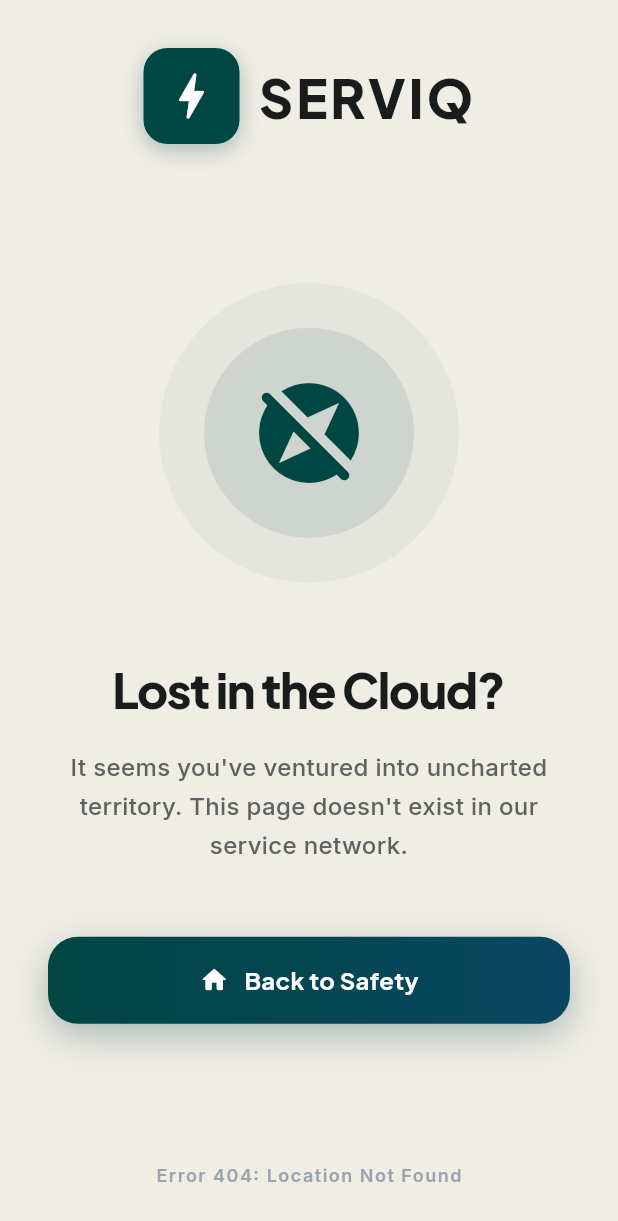
After one commit to ahad324/Serviq, a Flutter app: the NotFoundScreen screen opened directly, on a phone screen of 412 x 824 dp. The commit adds this screen. Shown: the top 1221 px of the screen. Run offline on Flutter 3.47's test engine with Material 3 defaults, Android fonts, the phone set to English and light mode, and no system bars; drawn by our look-alikes of flutter_animate; our stand-ins replace dio, flutter_riverpod, geolocator, go_router, google_fonts, supabase_flutter; accounts and stored records are empty.

Commit message:
Minor fixes

```diff
--- a/lib/core/router/app_router.dart
+++ b/lib/core/router/app_router.dart
@@ -12,6 +12,7 @@ import 'package:serviq/features/common/presentation/screens/profile_screen.dart'
 import 'package:serviq/features/booking/presentation/screens/booking_history_screen.dart';
 import 'package:serviq/features/auth/presentation/providers/session_provider.dart';
 import 'package:serviq/core/widgets/bottom_nav_bar.dart';
+import 'package:serviq/core/widgets/not_found_screen.dart';
 
 final _rootNavigatorKey = GlobalKey<NavigatorState>();
 final _shellNavigatorKey = GlobalKey<NavigatorState>();
@@ -28,8 +29,10 @@ final routerProvider = Provider<GoRouter>((ref) {
 
       if (!isLoggedIn && !isAuthRoute) return '/auth';
       if (isLoggedIn && isAuthRoute) return '/input';
+      if (state.matchedLocation == '/') return '/input';
       return null;
     },
+    errorBuilder: (context, state) => const NotFoundScreen(),
     routes: [
       GoRoute(
         path: '/auth',
--- /dev/null
+++ b/lib/core/widgets/not_found_screen.dart
@@ -0,0 +1,112 @@
+import 'package:flutter/material.dart';
+import 'package:go_router/go_router.dart';
+import 'package:google_fonts/google_fonts.dart';
+import 'package:flutter_animate/flutter_animate.dart';
+import 'package:serviq/core/theme/app_colors.dart';
+import 'package:serviq/core/widgets/premium_widgets.dart';
+
+class NotFoundScreen extends StatelessWidget {
+  const NotFoundScreen({super.key});
+
+  @override
+  Widget build(BuildContext context) {
+    return Scaffold(
+      backgroundColor: AppColors.background,
+      body: SafeArea(
+        child: Center(
+          child: Padding(
+            padding: const EdgeInsets.all(32.0),
+            child: Column(
+              mainAxisAlignment: MainAxisAlignment.center,
+              children: [
+                const AppLogo(size: 16),
+                const Spacer(),
+                _buildErrorIllustration(),
+                const SizedBox(height: 48),
+                _buildErrorText(),
+                const SizedBox(height: 48),
+                PremiumButton(
+                  text: 'Back to Safety',
+                  icon: Icons.home_rounded,
+                  onPressed: () => context.go('/input'),
+                ),
+                const Spacer(),
+                Text(
+                  'Error 404: Location Not Found',
+                  style: GoogleFonts.inter(
+                    fontSize: 12,
+                    fontWeight: FontWeight.w600,
+                    color: AppColors.textDisabled,
+                    letterSpacing: 1,
+                  ),
+                ),
+              ],
+            ),
+          ),
+        ),
+      ),
+    );
+  }
+
+  Widget _buildErrorIllustration() {
+    return Stack(
+      alignment: Alignment.center,
+      children: [
+        Container(
+          width: 200,
+          height: 200,
+          decoration: BoxDecoration(
+            color: AppColors.primary.withValues(alpha: 0.05),
+            shape: BoxShape.circle,
+          ),
+        ).animate(onPlay: (c) => c.repeat())
+         .scale(duration: 2.seconds, begin: const Offset(1, 1), end: const Offset(1.2, 1.2), curve: Curves.easeInOut)
+         .then()
+         .scale(duration: 2.seconds, begin: const Offset(1.2, 1.2), end: const Offset(1, 1), curve: Curves.easeInOut),
+
+        Container(
+          width: 140,
+          height: 140,
+          decoration: BoxDecoration(
+            color: AppColors.primary.withValues(alpha: 0.1),
+            shape: BoxShape.circle,
+          ),
+        ),
+
+        const Icon(
+          Icons.explore_off_rounded,
+          size: 80,
+          color: AppColors.primary,
+        ).animate(onPlay: (c) => c.repeat())
+         .rotate(duration: 5.seconds, end: 1),
+      ],
+    );
+  }
+
+  Widget _buildErrorText() {
+    return Column(
+      children: [
+        Text(
+          'Lost in the Cloud?',
+          style: GoogleFonts.plusJakartaSans(
+            fontSize: 32,
+            fontWeight: FontWeight.w800,
+            color: AppColors.textPrimary,
+            letterSpacing: -1,
+          ),
+        ).animate().fadeIn(delay: 200.milliseconds).slideY(begin: 0.2),
+        const SizedBox(height: 16),
+        Text(
+          'It seems you\'ve ventured into uncharted territory. This page doesn\'t exist in our service network.',
+          textAlign: TextAlign.center,
+          style: GoogleFonts.inter(
+            fontSize: 16,
+            color: AppColors.textSecondary,
+            height: 1.6,
+            fontWeight: FontWeight.w500,
+          ),
+        ).animate().fadeIn(delay: 400.milliseconds).slideY(begin: 0.2),
+      ],
+    );
+  }
+}
--- a/lib/features/booking/presentation/screens/booking_confirmation_screen.dart
+++ b/lib/features/booking/presentation/screens/booking_confirmation_screen.dart
@@ -44,7 +44,7 @@ class BookingConfirmationScreen extends ConsumerWidget {
                       ),
                       const SizedBox(height: 16),
                       TextButton(
-                        onPressed: () => context.go('/'),
+                        onPressed: () => context.go('/input'),
                         child: Text(
                           'Back to Home',
                           style: GoogleFonts.inter(
```
